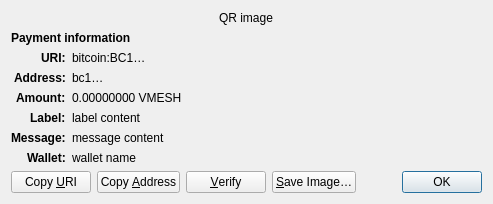
First picture: the form in src/qt/forms/receiverequestdialog.ui, repository ati1993de/vargamesh-core, before the edit.
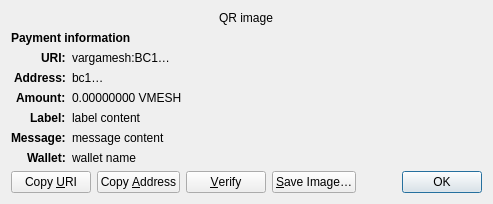
Second picture: the form after the edit. Custom widgets are drawn as their Qt base class.

What changed in the file:
```diff
--- a/src/qt/forms/receiverequestdialog.ui
+++ b/src/qt/forms/receiverequestdialog.ui
@@ -65,7 +65,7 @@
    <item row="2" column="1" alignment="Qt::AlignTop">
     <widget class="QLabel" name="uri_content">
      <property name="text">
-      <string notr="true">bitcoin:BC1…</string>
+      <string notr="true">vargamesh:BC1…</string>
      </property>
      <property name="textFormat">
       <enum>Qt::RichText</enum>
```
